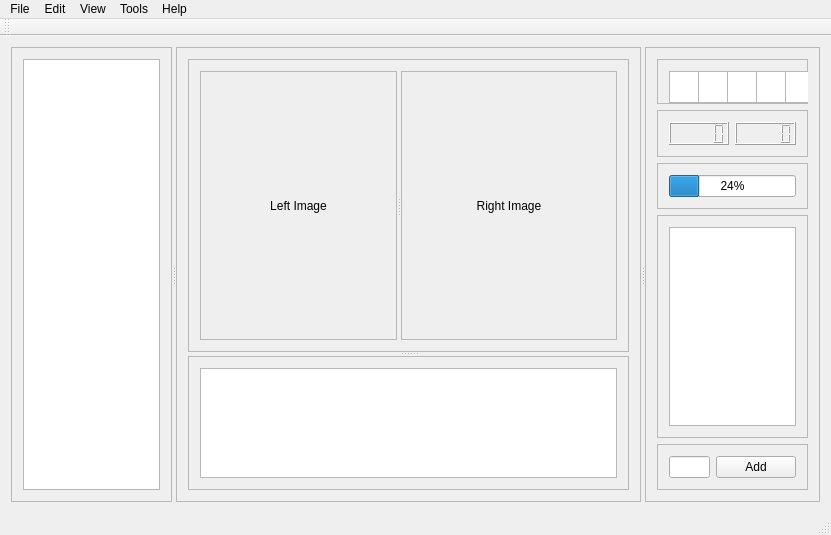
Before: the Qt Designer form mviewer.ui in matrixsmaster/MILLA, drawn with Qt 5.
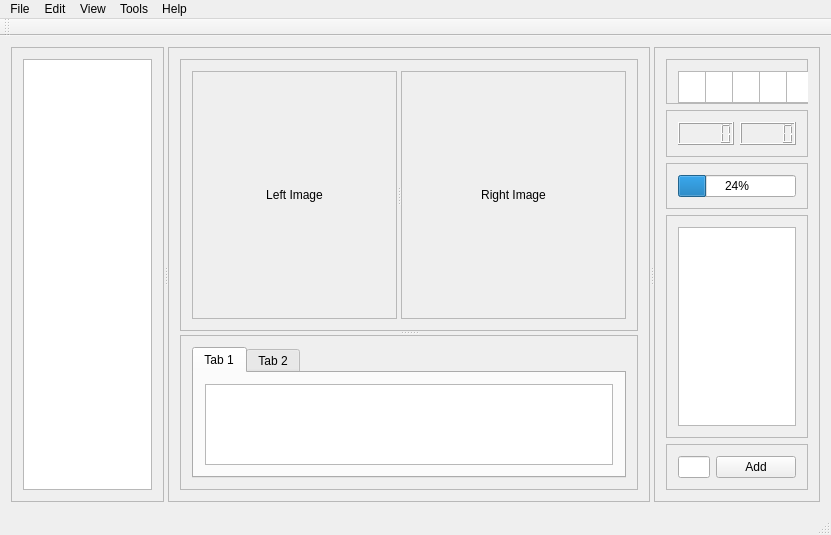
After: the same form once the commit is applied.

The edit to the form file:
```diff
--- a/mviewer.ui
+++ b/mviewer.ui
@@ -128,7 +128,7 @@
                   <x>0</x>
                   <y>0</y>
                   <width>200</width>
-                  <height>272</height>
+                  <height>269</height>
                  </rect>
                 </property>
                 <layout class="QHBoxLayout" name="horizontalLayout_11">
@@ -155,7 +155,7 @@
                   <x>0</x>
                   <y>0</y>
                   <width>219</width>
-                  <height>272</height>
+                  <height>269</height>
                  </rect>
                 </property>
                 <layout class="QHBoxLayout" name="horizontalLayout_12">
@@ -191,19 +191,30 @@
            </property>
            <layout class="QHBoxLayout" name="horizontalLayout_6">
             <item>
-             <widget class="QPlainTextEdit" name="plainTextEdit">
-              <property name="sizePolicy">
-               <sizepolicy hsizetype="Minimum" vsizetype="Minimum">
-                <horstretch>0</horstretch>
-                <verstretch>0</verstretch>
-               </sizepolicy>
+             <widget class="QTabWidget" name="tabWidget">
+              <property name="currentIndex">
+               <number>0</number>
               </property>
-              <property name="minimumSize">
-               <size>
-                <width>10</width>
-                <height>10</height>
-               </size>
-              </property>
+              <widget class="QWidget" name="tab">
+               <attribute name="title">
+                <string>Tab 1</string>
+               </attribute>
+               <layout class="QHBoxLayout" name="horizontalLayout_13">
+                <item>
+                 <widget class="QPlainTextEdit" name="plainTextEdit"/>
+                </item>
+               </layout>
+              </widget>
+              <widget class="QWidget" name="tab_2">
+               <attribute name="title">
+                <string>Tab 2</string>
+               </attribute>
+               <layout class="QHBoxLayout" name="horizontalLayout_14">
+                <item>
+                 <widget class="QListWidget" name="listWidget_2"/>
+                </item>
+               </layout>
+              </widget>
              </widget>
             </item>
            </layout>
```
